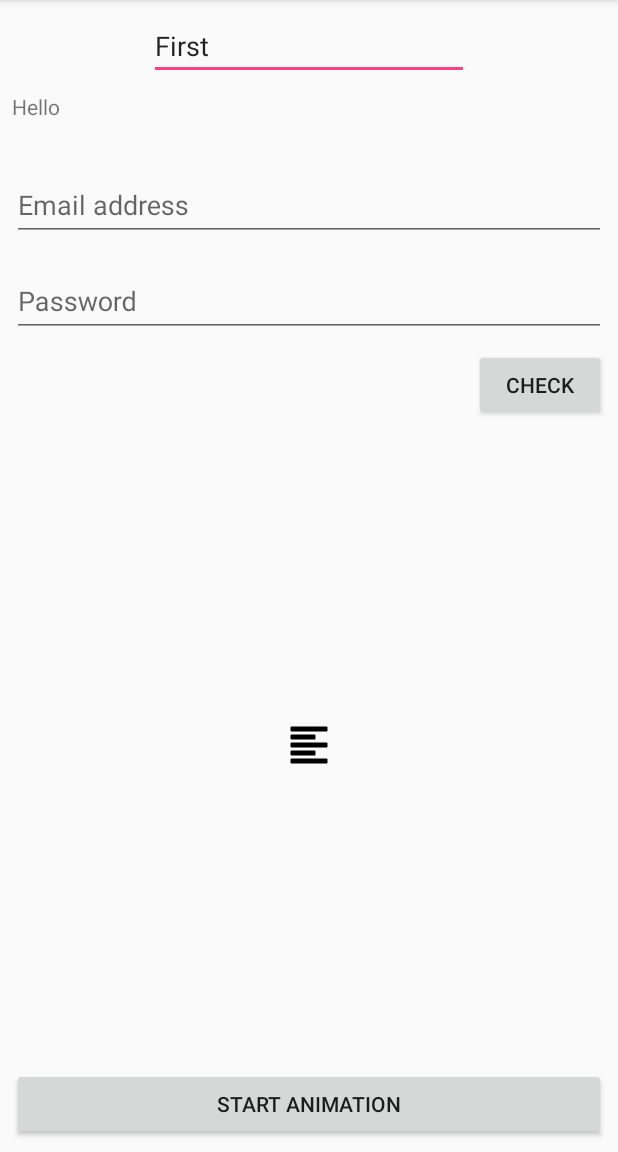
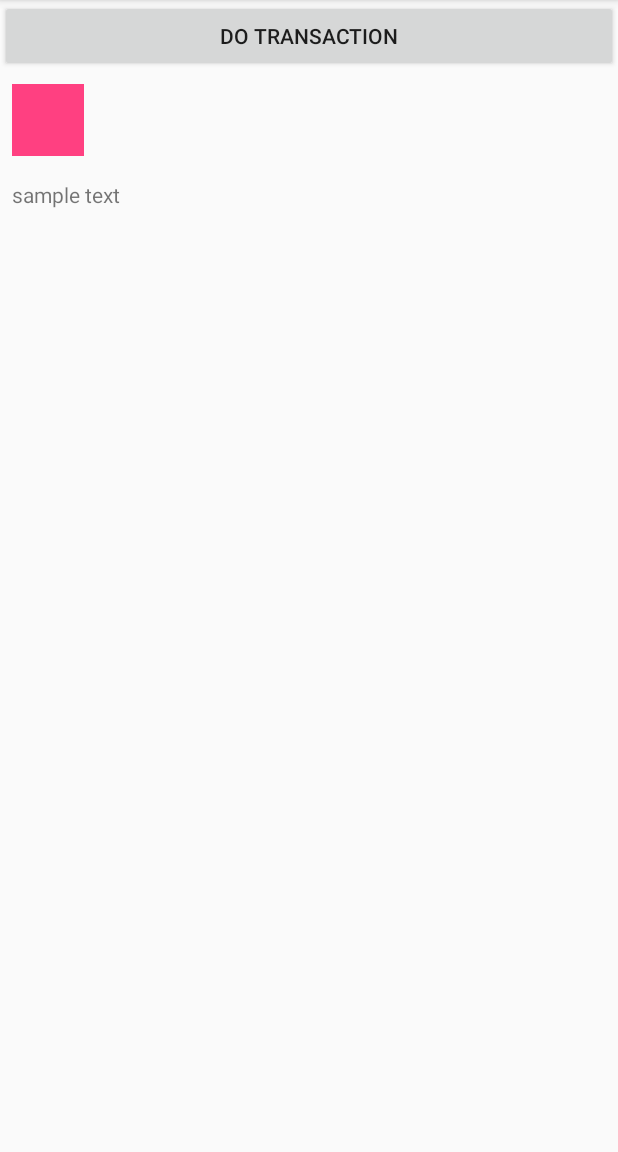
Before and after one commit to ayvengoza/AnimationTry, an Android app: the screen it shows after launch (MainActivity before the commit, TransactionActivity after it), on a phone screen of 412 x 824 dp, the part 84-1236 px from its top. Run offline under Robolectric (Android 15) with nearby library versions, the phone set to English and light mode, and no system bars.

Commit message:
add activity for transition

```diff
--- a/app/src/main/AndroidManifest.xml
+++ b/app/src/main/AndroidManifest.xml
@@ -10,6 +10,13 @@
         android:supportsRtl="true"
         android:theme="@style/AppTheme">
         <activity android:name=".MainActivity">
+            <!--<intent-filter>-->
+                <!--<action android:name="android.intent.action.MAIN"/>-->
+
+                <!--<category android:name="android.intent.category.LAUNCHER"/>-->
+            <!--</intent-filter>-->
+        </activity>
+        <activity android:name=".TransactionActivity">
             <intent-filter>
                 <action android:name="android.intent.action.MAIN"/>
 
--- /dev/null
+++ b/app/src/main/java/com/ayvengoza/activ/animationtry/TransactionActivity.java
@@ -0,0 +1,65 @@
+package com.ayvengoza.activ.animationtry;
+
+import android.os.Bundle;
+import android.support.annotation.Nullable;
+import android.support.transition.ChangeBounds;
+import android.support.transition.Fade;
+import android.support.transition.Scene;
+import android.support.transition.Transition;
+import android.support.transition.TransitionInflater;
+import android.support.transition.TransitionManager;
+import android.support.v7.app.AppCompatActivity;
+import android.view.View;
+import android.view.ViewGroup;
+import android.widget.Button;
+import android.widget.FrameLayout;
+import android.widget.LinearLayout;
+import android.widget.TextView;
+
+/**
+ * Created by ang on 29.01.18.
+ */
+
+public class TransactionActivity extends AppCompatActivity implements View.OnClickListener {
+    private Button mTransactionButton;
+    private ViewGroup mSceneRoot;
+    private Scene mScene1;
+    private Scene mScene2;
+    private Scene mSceneCurrent;
+    private Transition mTransition;
+    private LinearLayout mLinearLayout;
+
+    @Override
+    protected void onCreate(@Nullable Bundle savedInstanceState) {
+        super.onCreate(savedInstanceState);
+        setContentView(R.layout.activity_transaction);
+
+        mTransactionButton = (Button) findViewById(R.id.transaction_button);
+        mTransactionButton.setOnClickListener(this);
+
+        mSceneRoot = (ViewGroup) findViewById(R.id.scene_holder);
+        mLinearLayout = (LinearLayout) findViewById(R.id.linear_layout);
+        mScene1 = Scene.getSceneForLayout(mSceneRoot, R.layout.frame_scene1, this);
+        mScene2 = Scene.getSceneForLayout(mSceneRoot, R.layout.frame_scene2, this);
+
+        mTransition = TransitionInflater.from(this).inflateTransition(R.transition.fade_transition);
+//        TransitionManager.beginDelayedTransition(mSceneRoot, mTransition);
+        mSceneCurrent = mScene1;
+        TransitionManager.go(mSceneCurrent);
+
+
+    }
+
+    @Override
+    public void onClick(View v) {
+        boolean hasScene1 = mSceneCurrent == mScene1;
+        if(hasScene1){
+            TransitionManager.go(mScene2, mTransition);
+            mSceneCurrent = mScene2;
+        } else {
+            TransitionManager.go(mScene1, mTransition);
+            mSceneCurrent = mScene1;
+        }
+
+    }
+}
--- /dev/null
+++ b/app/src/main/res/layout/activity_transaction.xml
@@ -0,0 +1,21 @@
+<?xml version="1.0" encoding="utf-8"?>
+<LinearLayout xmlns:android="http://schemas.android.com/apk/res/android"
+              android:id="@+id/linear_layout"
+              android:orientation="vertical"
+              android:layout_width="match_parent"
+              android:layout_height="match_parent">
+
+    <Button
+        android:id="@+id/transaction_button"
+        android:layout_width="match_parent"
+        android:layout_height="wrap_content"
+        android:text="@string/do_transaction_button"/>
+
+    <FrameLayout
+        android:id="@+id/scene_holder"
+        android:layout_width="match_parent"
+        android:layout_height="wrap_content">
+        <include layout="@layout/frame_scene1"/>
+    </FrameLayout>
+
+</LinearLayout>
--- /dev/null
+++ b/app/src/main/res/layout/frame_scene1.xml
@@ -0,0 +1,29 @@
+<?xml version="1.0" encoding="utf-8"?>
+<android.support.constraint.ConstraintLayout
+    xmlns:android="http://schemas.android.com/apk/res/android"
+    xmlns:app="http://schemas.android.com/apk/res-auto"
+    android:layout_width="match_parent"
+    android:layout_height="match_parent">
+
+    <ImageView
+        android:id="@+id/scene_image_view"
+        android:layout_width="48dp"
+        android:layout_height="48dp"
+        android:layout_marginStart="8dp"
+        android:layout_marginTop="8dp"
+        android:background="@color/colorAccent"
+        app:layout_constraintStart_toStartOf="parent"
+        app:layout_constraintTop_toTopOf="parent"/>
+
+    <TextView
+        android:id="@+id/scene_text_view"
+        android:layout_width="wrap_content"
+        android:layout_height="wrap_content"
+        android:layout_marginStart="8dp"
+        android:layout_marginTop="16dp"
+        android:text="@string/sample_text"
+        app:layout_constraintStart_toStartOf="parent"
+        app:layout_constraintTop_toBottomOf="@+id/scene_image_view"/>
+
+
+</android.support.constraint.ConstraintLayout>
--- /dev/null
+++ b/app/src/main/res/layout/frame_scene2.xml
@@ -0,0 +1,18 @@
+<?xml version="1.0" encoding="utf-8"?>
+<LinearLayout xmlns:android="http://schemas.android.com/apk/res/android"
+              android:orientation="horizontal"
+              android:layout_width="match_parent"
+              android:layout_height="match_parent">
+
+    <TextView
+        android:id="@+id/scene_text_view"
+        android:layout_width="wrap_content"
+        android:layout_height="wrap_content"
+        android:text="@string/sample_text"/>
+    <ImageView
+        android:id="@+id/scene_image_view"
+        android:layout_width="0dp"
+        android:layout_height="48dp"
+        android:layout_weight="1"
+        android:background="@color/colorAccent"/>
+</LinearLayout>
--- /dev/null
+++ b/app/src/main/res/transition/fade_transition.xml
@@ -0,0 +1,9 @@
+<?xml version="1.0" encoding="utf-8"?>
+<transitionSet xmlns:android="http://schemas.android.com/apk/res/android"
+    android:transitionOrdering="sequential">
+
+    <fade android:fadingMode="fade_in"/>
+    <!--<changeBounds/>-->
+    <!--<fade android:fadingMode="fade_in"/>-->
+
+</transitionSet>
--- a/app/src/main/res/values/strings.xml
+++ b/app/src/main/res/values/strings.xml
@@ -10,4 +10,6 @@
     <string name="form_ok">Correct</string>
     <string name="svg_align_left">M30 30H6v4h24v-4zm0-16H6v4h24v-4zM6 26h36v-4H6v4zm0 16h36v-4H6v4zM6 6v4h36V6H6z</string>
     <string name="svg_align_justify">M42 30H6v4h36v-4zm0-16H6v4h36v-4zM6 26h36v-4H6v4zm0 16h36v-4H6v4zM6 6v4h36V6H6z</string>
+    <string name="do_transaction_button">Do Transaction</string>
+    <string name="sample_text">sample text</string>
 </resources>
```
